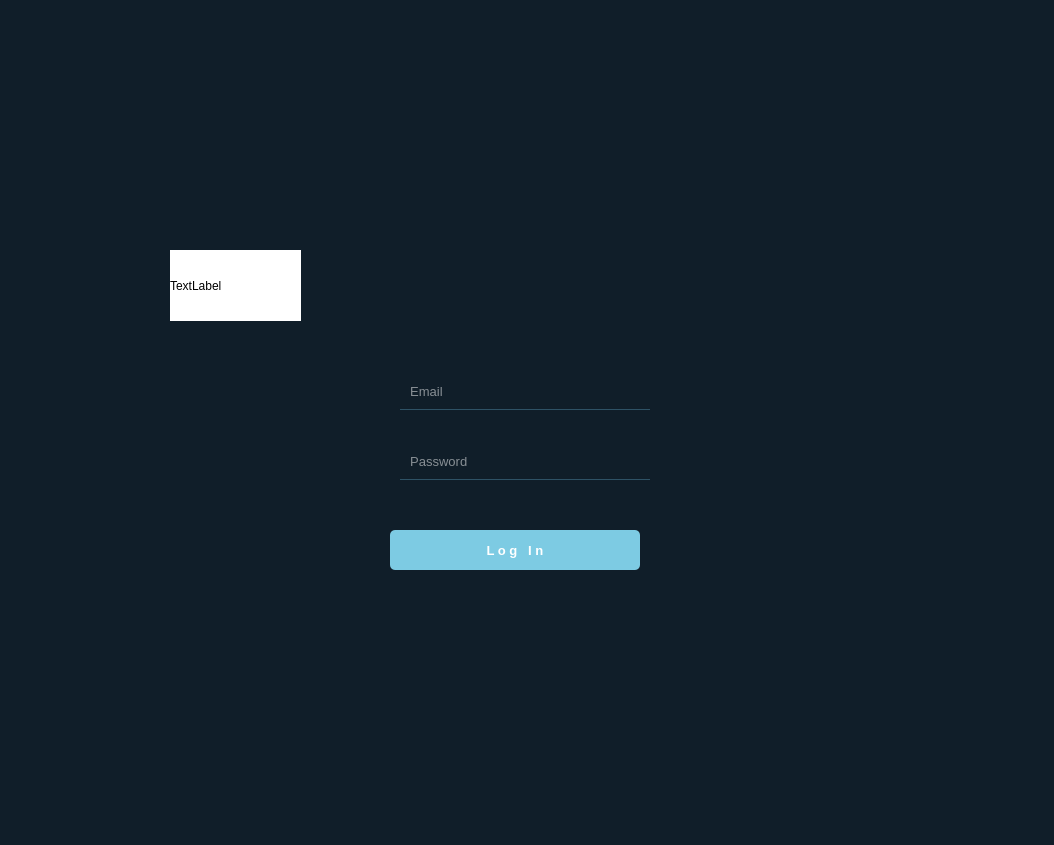
The window that login.ui (yjia28tan/Staff-Training-Tracking-System-STTS-) describes before a commit, drawn with Qt 5.
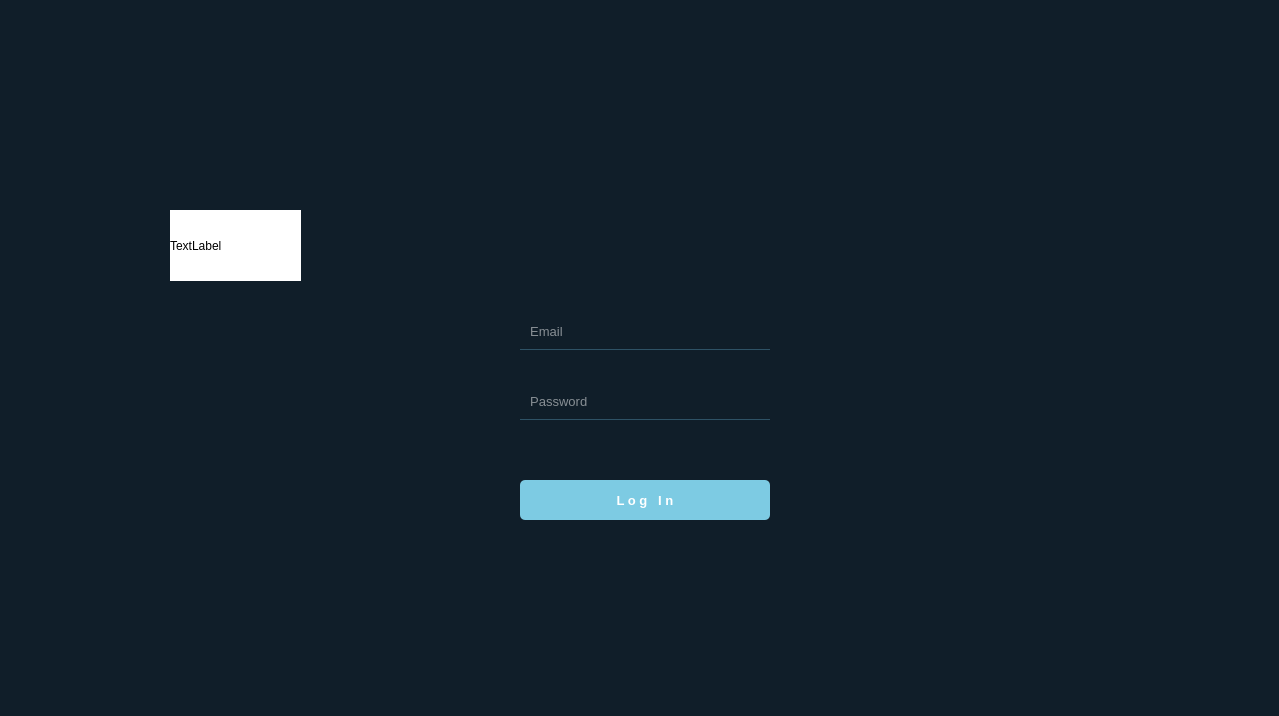
The same window after the commit. Icons and pictures are not drawn.

```diff
--- a/login.ui
+++ b/login.ui
@@ -6,8 +6,8 @@
    <rect>
     <x>0</x>
     <y>0</y>
-    <width>1054</width>
-    <height>845</height>
+    <width>1279</width>
+    <height>716</height>
    </rect>
   </property>
   <property name="windowTitle">
@@ -34,8 +34,8 @@
     <rect>
      <x>0</x>
      <y>0</y>
-     <width>1061</width>
-     <height>851</height>
+     <width>1280</width>
+     <height>720</height>
     </rect>
    </property>
    <property name="styleSheet">
@@ -44,8 +44,8 @@
    <widget class="QLineEdit" name="email_input">
     <property name="geometry">
      <rect>
-      <x>400</x>
-      <y>380</y>
+      <x>520</x>
+      <y>320</y>
       <width>250</width>
       <height>30</height>
      </rect>
@@ -69,8 +69,8 @@
    <widget class="QLineEdit" name="password_input">
     <property name="geometry">
      <rect>
-      <x>400</x>
-      <y>450</y>
+      <x>520</x>
+      <y>390</y>
       <width>250</width>
       <height>30</height>
      </rect>
@@ -97,8 +97,8 @@
    <widget class="QPushButton" name="login_btn">
     <property name="geometry">
      <rect>
-      <x>390</x>
-      <y>530</y>
+      <x>520</x>
+      <y>480</y>
       <width>250</width>
       <height>40</height>
      </rect>
@@ -131,8 +131,8 @@
    <widget class="QLabel" name="label">
     <property name="geometry">
      <rect>
-      <x>390</x>
-      <y>60</y>
+      <x>520</x>
+      <y>50</y>
       <width>250</width>
       <height>250</height>
      </rect>
@@ -181,7 +181,7 @@
     <property name="geometry">
      <rect>
       <x>170</x>
-      <y>250</y>
+      <y>210</y>
       <width>131</width>
       <height>71</height>
      </rect>
```
Left out of the diff: 2 changed lines with no effect on the pictures.
